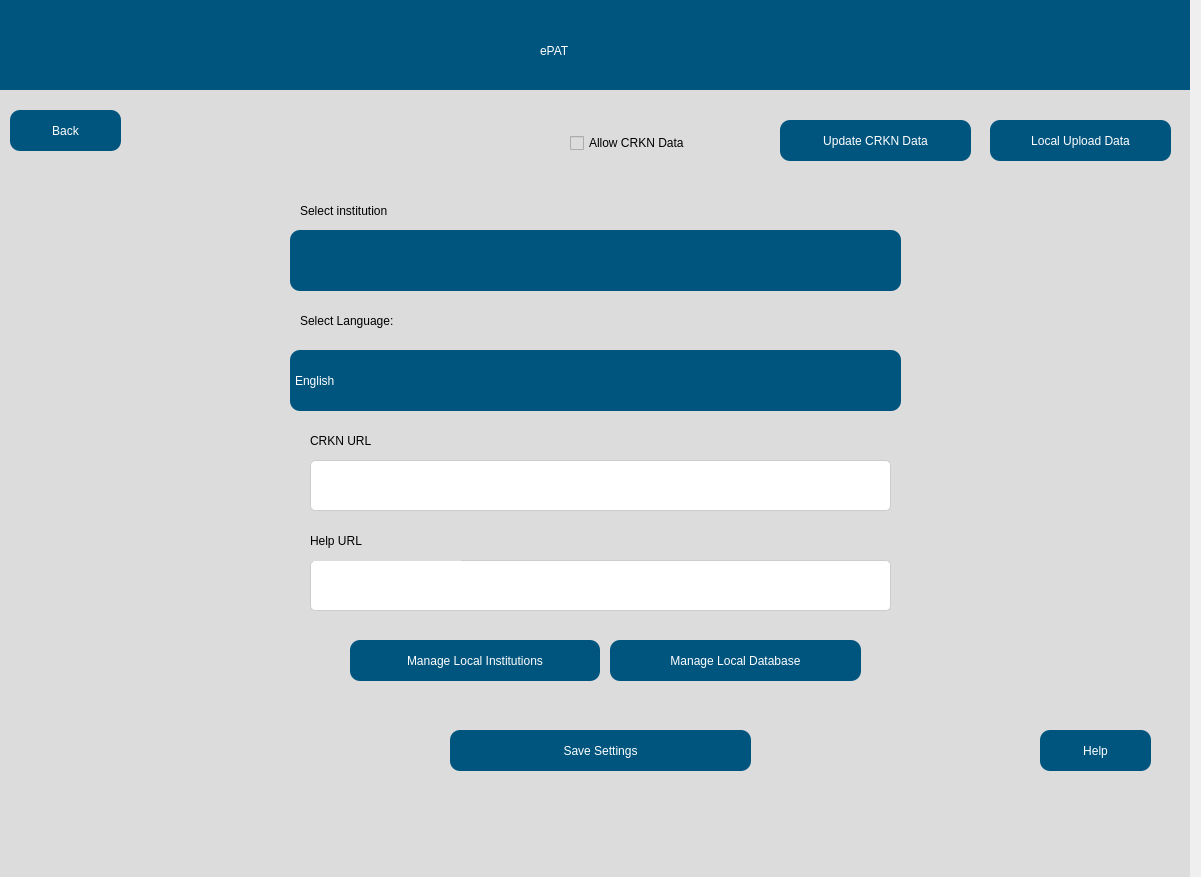
Qt form src/user_interface/english_settingsPage.ui (eppenney/eBook-Perpetual-Access-Rights-Tracker) before a commit.
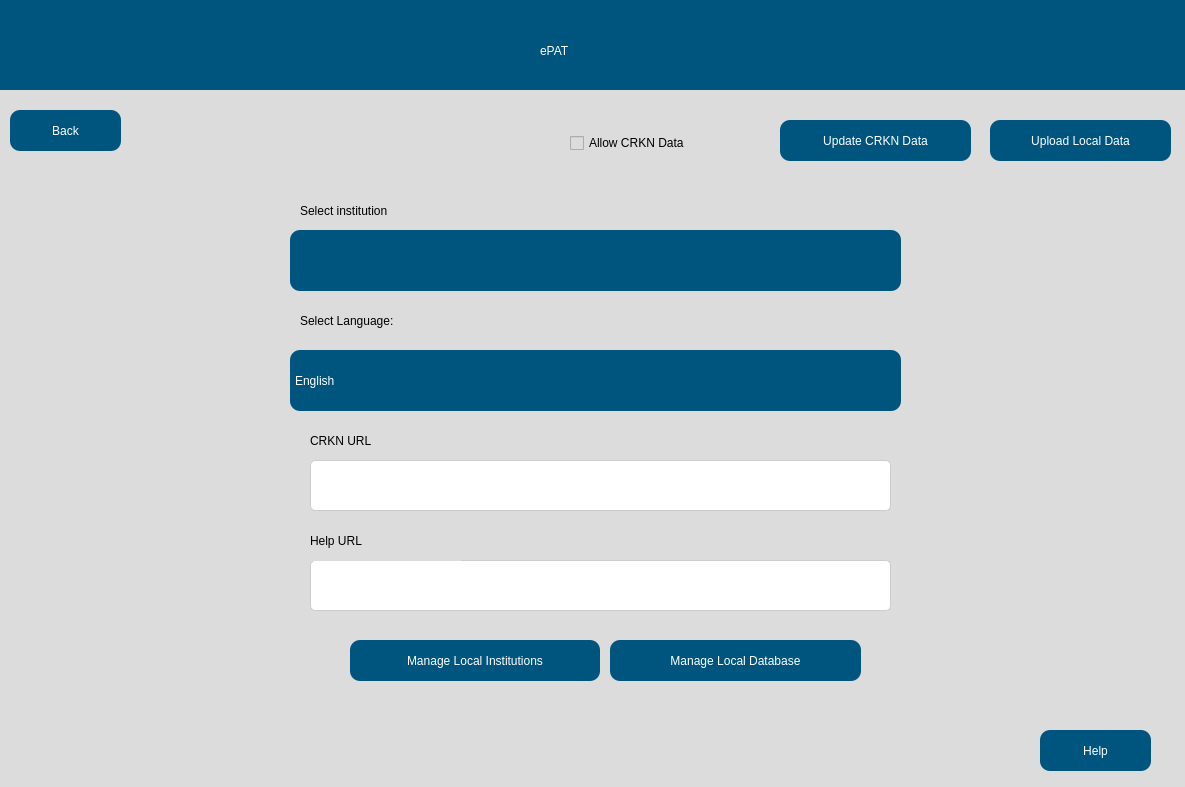
The same form after that commit. Icons and pictures are not drawn.

What changed in the file:
```diff
--- a/src/user_interface/english_settingsPage.ui
+++ b/src/user_interface/english_settingsPage.ui
@@ -6,8 +6,8 @@
    <rect>
     <x>0</x>
     <y>0</y>
-    <width>1201</width>
-    <height>877</height>
+    <width>1185</width>
+    <height>787</height>
    </rect>
   </property>
   <property name="windowTitle">
@@ -115,7 +115,7 @@
         </string>
     </property>
     <property name="text">
-     <string>Local Upload Data</string>
+     <string>Upload Local Data</string>
     </property>
    </widget>
    <widget class="QPushButton" name="updateCRKN">
@@ -371,41 +371,6 @@
      <string>Help URL</string>
     </property>
    </widget>
-   <widget class="QPushButton" name="saveSettings">
-    <property name="geometry">
-     <rect>
-      <x>460</x>
-      <y>730</y>
-      <width>301</width>
-      <height>41</height>
-     </rect>
-    </property>
-    <property name="styleSheet">
-     <string notr="true">
-            QPushButton {
-                font: 75 16pt &quot;Arial&quot;;
-                background-color: rgb(0, 85, 127);
-                border-radius: 10px;
-                color: rgb(255, 255, 255);
-            }
-
-            QPushButton:hover {
-                background-color: rgb(0, 75, 117); /* Slightly darker color when hovered */
-            }
-
-            QPushButton:pressed {
-                background-color: rgb(0, 65, 107); /* Even darker color when clicked */
-            }
-            QPushButton:disabled {
-                background-color: rgb(180, 180, 180); /* Grey color for disabled state */
-                color: rgb(120, 120, 120); /* Darker text color for disabled state */
-            }
-        </string>
-    </property>
-    <property name="text">
-     <string>Save Settings</string>
-    </property>
-   </widget>
    <widget class="QPushButton" name="helpButton">
     <property name="geometry">
      <rect>
```
